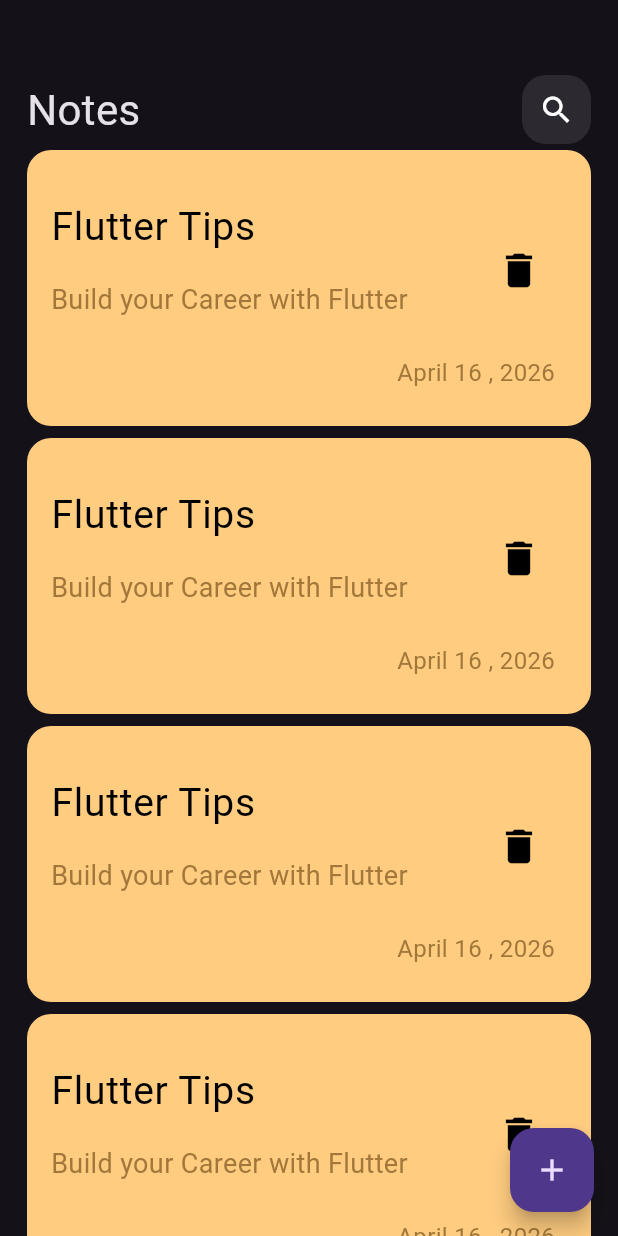
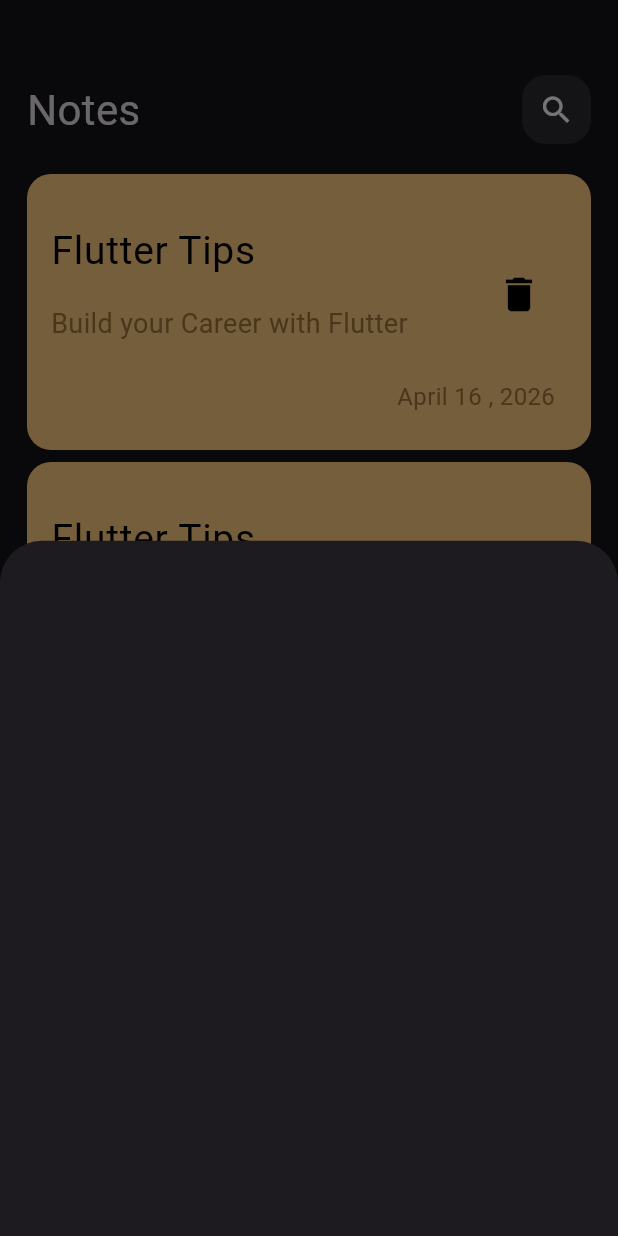
Before and after one commit to Osamah-Bawazir/note-app-flutter, a Flutter app: the screen it shows after launch, after a tap on the "add" icon, on a phone screen of 412 x 824 dp. Run offline on Flutter 3.47's test engine with Material 3 defaults, Android fonts, the phone set to English and light mode, and no system bars.

Commit message:
Show Model Button Sheet

```diff
--- a/lib/views/notes_view.dart
+++ b/lib/views/notes_view.dart
@@ -1,4 +1,5 @@
 import 'package:flutter/material.dart';
+import 'package:note_app/widgets/add_note_button_sheet.dart';
 import 'package:note_app/widgets/notes_view_body.dart';
 
 class NotesView extends StatelessWidget {
@@ -6,11 +7,19 @@ class NotesView extends StatelessWidget {
 
   @override
   Widget build(BuildContext context) {
-    return  Scaffold(
+    return Scaffold(
       floatingActionButton: FloatingActionButton(
-        onPressed: (){},
-        child: const Icon(Icons.add),),
-      body: const NotesViewBody() ,
+        onPressed: () {
+          showModalBottomSheet(
+            context: context,
+            builder: (context) {
+              return const AddNoteButtonSheet();
+            },
+          );
+        },
+        child: const Icon(Icons.add),
+      ),
+      body: const NotesViewBody(),
     );
   }
 }
--- /dev/null
+++ b/lib/widgets/add_note_button_sheet.dart
@@ -0,0 +1,10 @@
+import 'package:flutter/material.dart';
+
+class AddNoteButtonSheet extends StatelessWidget {
+  const AddNoteButtonSheet({super.key});
+
+  @override
+  Widget build(BuildContext context) {
+    return Container();
+  }
+}
--- a/lib/widgets/notes_list_view.dart
+++ b/lib/widgets/notes_list_view.dart
@@ -6,10 +6,14 @@ class NoteListView extends StatelessWidget {
 
   @override
   Widget build(BuildContext context) {
-    return ListView.builder(
-      itemBuilder: (context, index) {
-        return const NoteItem();
-      },
+    return Padding(
+      padding: const EdgeInsets.symmetric(vertical :16),
+      child: ListView.builder(
+        padding:EdgeInsets.zero,
+        itemBuilder: (context, index) {
+          return const NoteItem();
+        },
+      ),
     );
   }
 }
```
